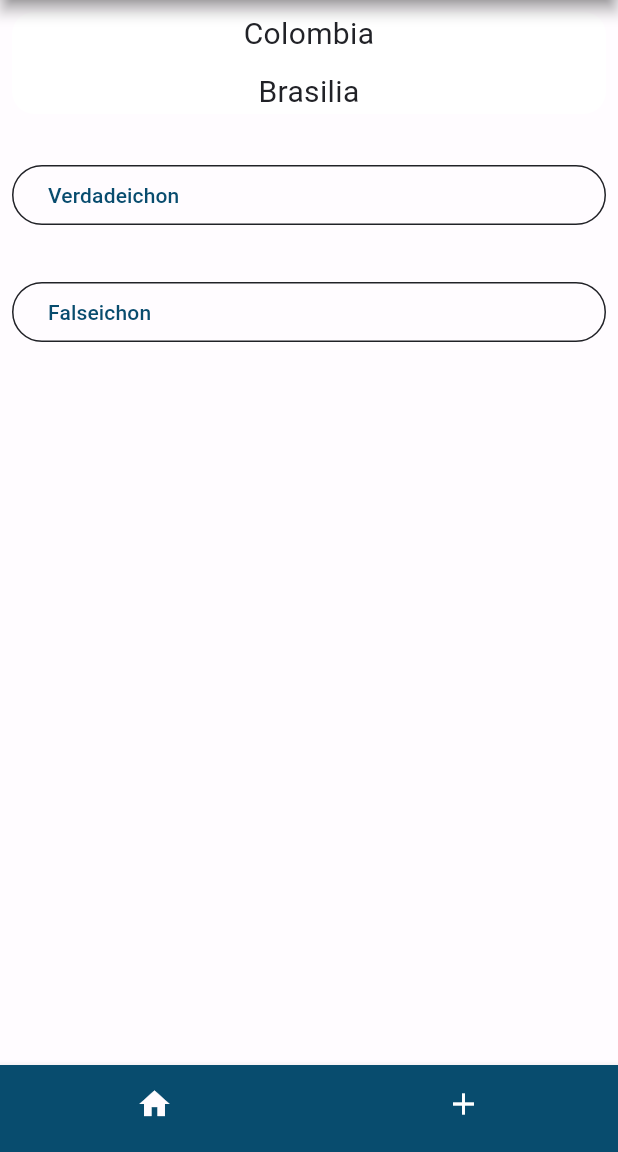
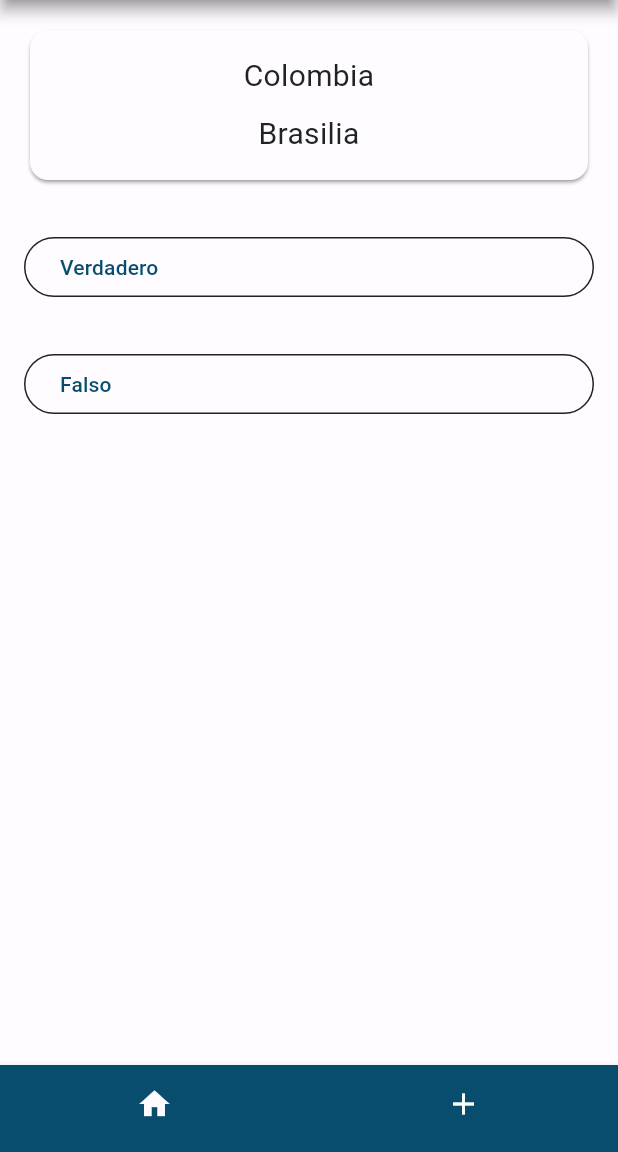
Before and after one commit to anabellaj/Genie, a Flutter app: the screen it shows after launch, on a phone screen of 412 x 824 dp, the part 84-1236 px from its top. Run offline on Flutter 3.47's test engine with Material 3 defaults, Android fonts, the phone set to English and light mode, and no system bars; our stand-ins replace file_picker, google_fonts, shared_preferences; missing offline and left inert: flutter_pdfview, mongo_dart; accounts and stored records are empty.

Commit message:
La logica del qui esta hecha y fino, falta aplicar la misma logica en los estilos de los botones

```diff
--- a/genie_app/lib/view/screens/tf_quiz.dart
+++ b/genie_app/lib/view/screens/tf_quiz.dart
@@ -3,6 +3,7 @@ import 'dart:math';
 import 'package:flutter/material.dart';
 import 'package:genie_app/models/tf_question.dart';
 import 'package:genie_app/models/tf_quiz.dart';
+import 'package:genie_app/view/theme.dart';
 import 'package:genie_app/view/widgets/quiz_summary.dart';
 import 'package:genie_app/view/widgets/appbar.dart';
 import 'package:genie_app/view/widgets/bottom_nav_bar.dart';
@@ -41,7 +42,6 @@ class _TFQuizScreenState extends State<TFQuizScreen> {
         questionHasBeenAnsweredCorrectly = false;
       });
     }
-    answeredQuestions++;
   }
 
   //Devuelve una lista donde la primera posicion contiene la pregunta, la segunda la respuesta que mostrara y a tercera la respuesta correcta
@@ -62,6 +62,7 @@ class _TFQuizScreenState extends State<TFQuizScreen> {
       qA.add(widget.quiz.answers[emergenceOrder[answeredQuestions]]);
     }
     qA.add(widget.quiz.answers[emergenceOrder[answeredQuestions]]);
+    answeredQuestions++;
     return qA;
   }
 
@@ -89,7 +90,7 @@ class _TFQuizScreenState extends State<TFQuizScreen> {
         ),
         OutlinedButton(
             onPressed: () {
-              if (answeredQuestions != (widget.quiz.questions.length)) {
+              if (answeredQuestions <= (widget.quiz.questions.length - 1)) {
                 setState(() {
                   currentQuestion = generateQuestion();
                   questionHasBeenAnswered = false;
@@ -107,15 +108,16 @@ class _TFQuizScreenState extends State<TFQuizScreen> {
       ],
     );
 
-    if (answeredQuestions != widget.quiz.questions.length) {
-      mainContent = Column(
+    if (answeredQuestions <= (widget.quiz.questions.length)) {
+      mainContent = Padding(
+        padding: const EdgeInsets.all(16.0),
+        child: Column(
           children: [
-          Container(
-            decoration: const BoxDecoration(
-              borderRadius: BorderRadius.all(Radius.circular(15)),
-              color: Colors.white,
-            ),
+            Card(
+              shadowColor: genieThemeDataDemo.colorScheme.onSurface,
               child: Center(
+                child: Padding(
+                  padding: const EdgeInsets.all(16.0),
                   child: Column(
                     children: [
                       Text(
@@ -131,6 +133,7 @@ class _TFQuizScreenState extends State<TFQuizScreen> {
                   ),
                 ),
               ),
+            ),
             const SizedBox(
               height: 30,
             ),
@@ -138,9 +141,18 @@ class _TFQuizScreenState extends State<TFQuizScreen> {
                 onPressed: () {
                   if (!questionHasBeenAnswered) userAnswered(true);
                 },
-              child: const Row(
+                child: Row(
+                  mainAxisAlignment: MainAxisAlignment.spaceBetween,
                   children: [
-                  Text('Verdadeichon'),
+                    const Text('Verdadero'),
+                    if (questionHasBeenAnswered &&
+                        currentQuestion[1] == currentQuestion[2])
+                      const Icon(Icons.check_circle_outline_outlined,
+                          color: Colors.green)
+                    else if (questionHasBeenAnswered &&
+                        !questionHasBeenAnsweredCorrectly &&
+                        currentQuestion[1] != currentQuestion[2])
+                      const Icon(Icons.close, color: Colors.red)
                   ],
                 )),
             const SizedBox(
@@ -150,8 +162,19 @@ class _TFQuizScreenState extends State<TFQuizScreen> {
                 onPressed: () {
                   if (!questionHasBeenAnswered) userAnswered(false);
                 },
-              child: const Row(
-                children: [Text('Falseichon')],
+                child: Row(
+                  mainAxisAlignment: MainAxisAlignment.spaceBetween,
+                  children: [
+                    const Text('Falso'),
+                    if (questionHasBeenAnswered &&
+                        currentQuestion[1] != currentQuestion[2])
+                      const Icon(Icons.check_circle_outline_outlined,
+                          color: Colors.green)
+                    else if (questionHasBeenAnswered &&
+                        !questionHasBeenAnsweredCorrectly &&
+                        currentQuestion[1] == currentQuestion[2])
+                      const Icon(Icons.close, color: Colors.red)
+                  ],
                 )),
             if (questionHasBeenAnswered) nextButton,
             questionHasBeenAnsweredCorrectly
@@ -160,6 +183,7 @@ class _TFQuizScreenState extends State<TFQuizScreen> {
                     ? const Text('Nopi')
                     : const Text(''),
           ],
+        ),
       );
     } else {
       mainContent =
@@ -168,10 +192,7 @@ class _TFQuizScreenState extends State<TFQuizScreen> {
 
     return Scaffold(
       appBar: TopBar(),
-      body: Padding(
-        padding: const EdgeInsets.all(8.0),
-        child: mainContent,
-      ),
+      body: mainContent,
       bottomNavigationBar: BottomNavBar(),
     );
   }
--- a/genie_app/lib/view/widgets/topic_cards.dart
+++ b/genie_app/lib/view/widgets/topic_cards.dart
@@ -34,7 +34,7 @@ class TopicCards extends StatelessWidget {
             child: Card(
               shadowColor: genieThemeDataDemo.colorScheme.onSurface,
               elevation: 4,
-              color: Color.fromARGB(255, 255, 255, 255),
+              color: const Color.fromARGB(255, 255, 255, 255),
                 child: Padding(
                   padding: const EdgeInsets.all(16.0),
                   child: Column(
```
Also changed, not shown: genie_app/lib/view/widgets/quiz_summary.dart (+16 -11 lines). Lines whose indentation alone changed are shown as unchanged.
